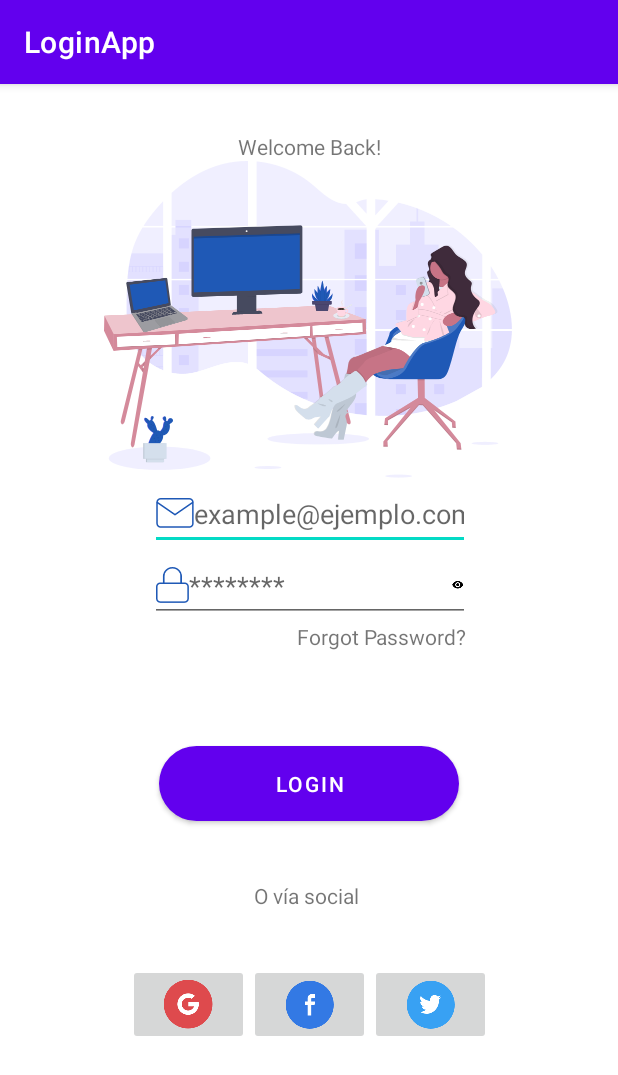
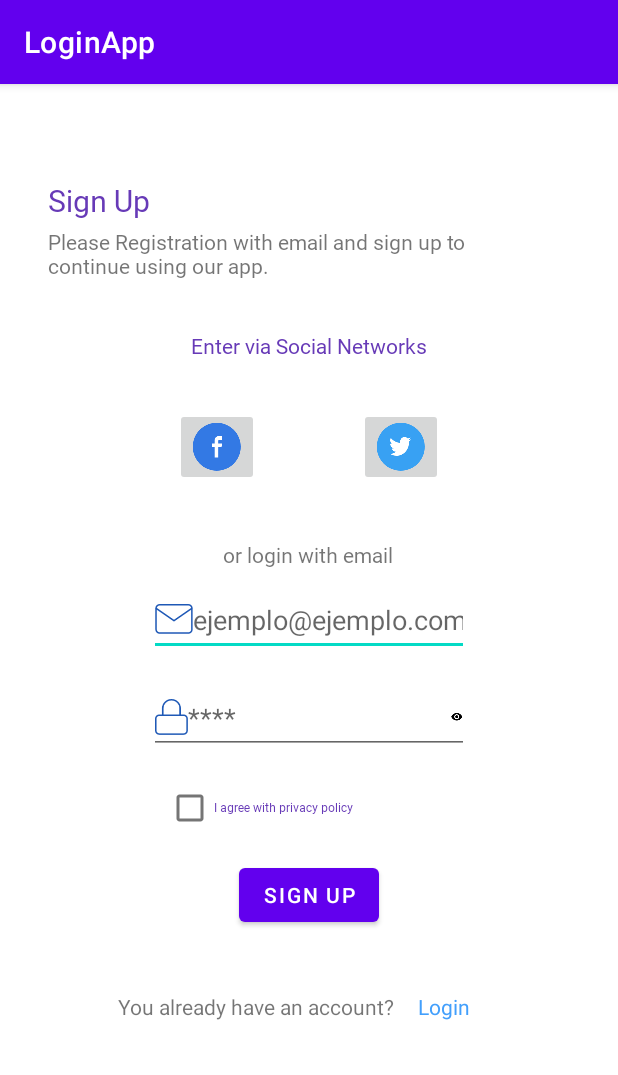
Before and after one commit to MooshroomBear/login-app, an Android app: the Registro screen opened directly, with no data from a screen before it, on a phone screen of 412 x 824 dp. Shown: the top 1075 px of the screen. Run offline under Robolectric (Android 15) with nearby library versions, the phone set to English and light mode, and no system bars.

Commit message:
Pantalla de registro

```diff
--- a/app/src/main/AndroidManifest.xml
+++ b/app/src/main/AndroidManifest.xml
@@ -9,10 +9,10 @@
         android:supportsRtl="true"
         android:theme="@style/Theme.LoginApp">
         <activity
-            android:name=".MainActivity2"
+            android:name=".Registro"
             android:exported="false" />
         <activity
-            android:name=".MainActivity"
+            android:name=".Principal"
             android:exported="true">
             <intent-filter>
                 <action android:name="android.intent.action.MAIN" />
@@ -20,6 +20,9 @@
                 <category android:name="android.intent.category.LAUNCHER" />
             </intent-filter>
         </activity>
+        <activity
+            android:name=".MainActivity"
+            android:exported="false" />
     </application>
 
 </manifest>
--- /dev/null
+++ b/app/src/main/java/com/example/loginapp/Principal.java
@@ -0,0 +1,29 @@
+package com.example.loginapp;
+
+import androidx.appcompat.app.AppCompatActivity;
+
+import android.content.Intent;
+import android.os.Bundle;
+import android.view.View;
+import android.widget.TextView;
+
+public class Principal extends AppCompatActivity {
+
+    TextView textView;
+    @Override
+    protected void onCreate(Bundle savedInstanceState) {
+        super.onCreate(savedInstanceState);
+        setContentView(R.layout.principal);
+
+        textView=(TextView) findViewById(R.id.txt_registro);
+        textView.setOnClickListener(new View.OnClickListener() {
+            @Override
+            public void onClick(View view) {
+                Intent intent=new Intent(Principal.this,Registro.class);
+                startActivity(intent);
+
+
+            }
+        });
+    }
+}
--- a/app/src/main/java/com/example/loginapp/MainActivity2.java
+++ b/app/src/main/java/com/example/loginapp/Registro.java
@@ -4,11 +4,11 @@ import androidx.appcompat.app.AppCompatActivity;
 
 import android.os.Bundle;
 
-public class MainActivity2 extends AppCompatActivity {
+public class Registro extends AppCompatActivity {
 
     @Override
     protected void onCreate(Bundle savedInstanceState) {
         super.onCreate(savedInstanceState);
-        setContentView(R.layout.activity_main2);
+        setContentView(R.layout.activity_registro);
     }
 }
--- /dev/null
+++ b/app/src/main/res/drawable/botones_de_redes.xml
@@ -0,0 +1,8 @@
+<?xml version="1.0" encoding="utf-8"?>
+<shape xmlns:android="http://schemas.android.com/apk/res/android"
+    android:shape="rectangle">
+    <size android:width="50dp"
+        android:height="50dp"></size>
+    <corners android:radius="25dp"></corners>
+    <solid android:color="@color/white"></solid>
+</shape>
--- /dev/null
+++ b/app/src/main/res/layout/activity_registro.xml
@@ -0,0 +1,171 @@
+<?xml version="1.0" encoding="utf-8"?>
+<androidx.constraintlayout.widget.ConstraintLayout xmlns:android="http://schemas.android.com/apk/res/android"
+    xmlns:app="http://schemas.android.com/apk/res-auto"
+    xmlns:tools="http://schemas.android.com/tools"
+    android:layout_width="match_parent"
+    android:layout_height="match_parent"
+    tools:context=".Registro">
+
+    <TextView
+        android:id="@+id/textView"
+        android:layout_width="wrap_content"
+        android:layout_height="wrap_content"
+        android:layout_marginStart="32dp"
+        android:layout_marginTop="64dp"
+        android:layout_marginEnd="310dp"
+        android:fontFamily="@font/dotgothic_regular"
+        android:text="Sign Up"
+        android:textColor="#673AB7"
+        android:textSize="20sp"
+        app:layout_constraintEnd_toEndOf="parent"
+        app:layout_constraintHorizontal_bias="0.0"
+        app:layout_constraintStart_toStartOf="parent"
+        app:layout_constraintTop_toTopOf="parent" />
+
+    <TextView
+        android:id="@+id/textView3"
+        android:layout_width="309dp"
+        android:layout_height="45dp"
+        android:layout_marginStart="32dp"
+        android:layout_marginTop="4dp"
+        android:layout_marginEnd="301dp"
+        android:fontFamily="@font/dotgothic_regular"
+        android:text="Please Registration with email and sign up to continue using our app."
+        app:layout_constraintEnd_toEndOf="parent"
+        app:layout_constraintHorizontal_bias="0.0"
+        app:layout_constraintStart_toStartOf="parent"
+        app:layout_constraintTop_toBottomOf="@+id/textView" />
+
+    <TextView
+        android:id="@+id/textView6"
+        android:layout_width="wrap_content"
+        android:layout_height="wrap_content"
+        android:layout_marginTop="24dp"
+        android:layout_marginBottom="32dp"
+        android:fontFamily="@font/dotgothic_regular"
+        android:text="Enter via Social Networks"
+        android:textColor="#673AB7"
+        app:layout_constraintBottom_toTopOf="@+id/imageButton"
+        app:layout_constraintEnd_toEndOf="parent"
+        app:layout_constraintStart_toStartOf="parent"
+        app:layout_constraintTop_toBottomOf="@+id/textView3"
+        tools:layout_constraintBottom_toTopOf="@id/imageButton5" />
+
+    <ImageButton
+        android:id="@+id/imageButton"
+        android:layout_width="wrap_content"
+        android:layout_height="wrap_content"
+        android:layout_marginStart="50dp"
+        android:layout_marginTop="32dp"
+        app:layout_constraintEnd_toStartOf="@+id/imageButton5"
+        app:layout_constraintStart_toStartOf="parent"
+        app:layout_constraintTop_toBottomOf="@+id/textView6"
+        app:srcCompat="@drawable/facebook"
+        tools:ignore="SpeakableTextPresentCheck,SpeakableTextPresentCheck" />
+
+    <ImageButton
+        android:id="@+id/imageButton5"
+        android:layout_width="wrap_content"
+        android:layout_height="wrap_content"
+        android:layout_marginTop="32dp"
+        android:layout_marginEnd="50dp"
+        app:layout_constraintEnd_toEndOf="parent"
+        app:layout_constraintStart_toEndOf="@+id/imageButton"
+        app:layout_constraintTop_toBottomOf="@+id/textView6"
+        app:srcCompat="@drawable/twitter"
+        tools:ignore="SpeakableTextPresentCheck" />
+
+    <TextView
+        android:id="@+id/textView7"
+        android:layout_width="wrap_content"
+        android:layout_height="wrap_content"
+        android:layout_marginTop="36dp"
+        android:layout_marginBottom="10dp"
+        android:fontFamily="@font/dotgothic_regular"
+        android:text="or login with email"
+        app:layout_constraintBottom_toTopOf="@+id/editTextTextEmailAddress2"
+        app:layout_constraintEnd_toEndOf="parent"
+        app:layout_constraintHorizontal_bias="0.498"
+        app:layout_constraintStart_toStartOf="parent"
+        app:layout_constraintTop_toBottomOf="@+id/imageButton5" />
+
+    <EditText
+        android:id="@+id/editTextTextEmailAddress2"
+        android:layout_width="wrap_content"
+        android:layout_height="wrap_content"
+        android:drawableLeft="@drawable/icon_feather_mail"
+        android:ems="10"
+        android:hint="ejemplo@ejemplo.com"
+        android:inputType="textEmailAddress"
+        android:minHeight="48dp"
+        app:layout_constraintBottom_toTopOf="@+id/editTextTextPassword2"
+        app:layout_constraintEnd_toEndOf="parent"
+        app:layout_constraintStart_toStartOf="parent"
+        app:layout_constraintTop_toBottomOf="@+id/textView7" />
+
+    <EditText
+        android:id="@+id/editTextTextPassword2"
+        android:layout_width="wrap_content"
+        android:layout_height="wrap_content"
+        android:layout_marginTop="17dp"
+        android:drawableLeft="@drawable/icon_feather_lock"
+        android:drawableRight="@drawable/baseline_visibility_black_24dp"
+        android:ems="10"
+        android:hint="****"
+        android:inputType="textPassword"
+        android:minHeight="48dp"
+        app:layout_constraintEnd_toEndOf="parent"
+        app:layout_constraintStart_toStartOf="parent"
+        app:layout_constraintTop_toBottomOf="@+id/editTextTextEmailAddress2" />
+
+    <CheckBox
+        android:id="@+id/checkBox"
+        android:layout_width="wrap_content"
+        android:layout_height="wrap_content"
+        android:layout_marginTop="12dp"
+        android:layout_marginEnd="55dp"
+        android:fontFamily="@font/dotgothic_regular"
+        android:text="I agree with privacy policy"
+        android:textColor="#673AB7"
+        android:textSize="8sp"
+        app:layout_constraintEnd_toEndOf="parent"
+        app:layout_constraintHorizontal_bias="0.478"
+        app:layout_constraintStart_toStartOf="parent"
+        app:layout_constraintTop_toBottomOf="@+id/editTextTextPassword2" />
+
+    <Button
+        android:id="@+id/button4"
+        android:layout_width="wrap_content"
+        android:layout_height="wrap_content"
+        android:layout_marginTop="10dp"
+        android:text="Sign up"
+        app:layout_constraintEnd_toEndOf="parent"
+        app:layout_constraintStart_toStartOf="parent"
+        app:layout_constraintTop_toBottomOf="@+id/checkBox" />
+
+    <TextView
+        android:id="@+id/textView8"
+        android:layout_width="wrap_content"
+        android:layout_height="wrap_content"
+        android:layout_marginStart="62dp"
+        android:layout_marginBottom="103dp"
+        android:text="You already have an account?"
+        app:layout_constraintBottom_toBottomOf="parent"
+        app:layout_constraintEnd_toStartOf="@+id/textView9"
+        app:layout_constraintStart_toStartOf="parent"
+        app:layout_constraintTop_toBottomOf="@+id/button4" />
+
+    <TextView
+        android:id="@+id/textView9"
+        android:layout_width="wrap_content"
+        android:layout_height="wrap_content"
+        android:layout_marginEnd="82dp"
+        android:layout_marginBottom="103dp"
+        android:text="Login"
+        android:textColor="#429ffc"
+        app:layout_constraintBottom_toBottomOf="parent"
+        app:layout_constraintEnd_toEndOf="parent"
+        app:layout_constraintStart_toEndOf="@+id/textView8"
+        app:layout_constraintTop_toBottomOf="@+id/button4" />
+
+</androidx.constraintlayout.widget.ConstraintLayout>
--- a/app/src/main/res/layout/activity_main2.xml
+++ b/app/src/main/res/layout/principal.xml
@@ -2,18 +2,20 @@
 <androidx.constraintlayout.widget.ConstraintLayout xmlns:android="http://schemas.android.com/apk/res/android"
     xmlns:app="http://schemas.android.com/apk/res-auto"
     xmlns:tools="http://schemas.android.com/tools"
+    android:id="@+id/bottom"
     android:layout_width="match_parent"
     android:layout_height="match_parent"
-    tools:context=".MainActivity2">
+    tools:context=".Principal">
 
     <androidx.constraintlayout.widget.ConstraintLayout
+        android:id="@+id/margin"
         android:layout_width="349dp"
         android:layout_height="680dp"
         app:layout_constraintBottom_toBottomOf="parent"
         app:layout_constraintEnd_toEndOf="parent"
         app:layout_constraintStart_toStartOf="parent"
         app:layout_constraintTop_toTopOf="parent"
-        app:layout_constraintVertical_bias="0.0">
+        app:layout_constraintVertical_bias="0.019">
 
         <TextView
             android:id="@+id/textView2"
@@ -109,6 +111,8 @@
             android:id="@+id/linearLayout2"
             android:layout_width="242dp"
             android:layout_height="54dp"
+            android:layout_marginTop="10dp"
+            android:layout_marginBottom="20dp"
             android:orientation="horizontal"
             app:layout_constraintBottom_toBottomOf="parent"
             app:layout_constraintEnd_toEndOf="parent"
@@ -141,6 +145,36 @@
                 tools:ignore="SpeakableTextPresentCheck" />
         </LinearLayout>
 
+        <TextView
+            android:id="@+id/registerNow"
+            android:layout_width="wrap_content"
+            android:layout_height="wrap_content"
+            android:layout_marginStart="45dp"
+            android:layout_marginTop="10dp"
+            android:layout_marginBottom="20dp"
+            android:clickable="false"
+            android:text="Don't have an acount?"
+            android:textIsSelectable="false"
+            app:layout_constraintBottom_toBottomOf="parent"
+            app:layout_constraintEnd_toStartOf="@+id/registro"
+            app:layout_constraintStart_toStartOf="parent"
+            app:layout_constraintTop_toBottomOf="@id/linearLayout2" />
+
+        <TextView
+            android:id="@+id/txt_registro"
+            android:layout_width="wrap_content"
+            android:layout_height="wrap_content"
+            android:layout_marginTop="10dp"
+            android:layout_marginEnd="70dp"
+            android:layout_marginBottom="20dp"
+            android:text="Register now"
+            android:textColor="#429ffc"
+            app:layout_constraintBottom_toBottomOf="parent"
+            app:layout_constraintEnd_toEndOf="parent"
+            app:layout_constraintStart_toEndOf="@+id/registerNow"
+            app:layout_constraintTop_toBottomOf="@+id/linearLayout2"
+            app:layout_constraintVertical_bias="0.533" />
+
     </androidx.constraintlayout.widget.ConstraintLayout>
 
 </androidx.constraintlayout.widget.ConstraintLayout>
```
Also changed, not shown: 1 other file.
